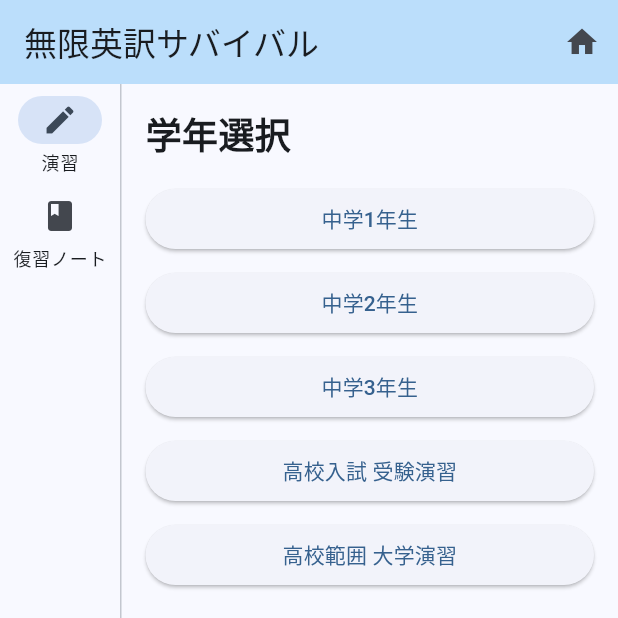
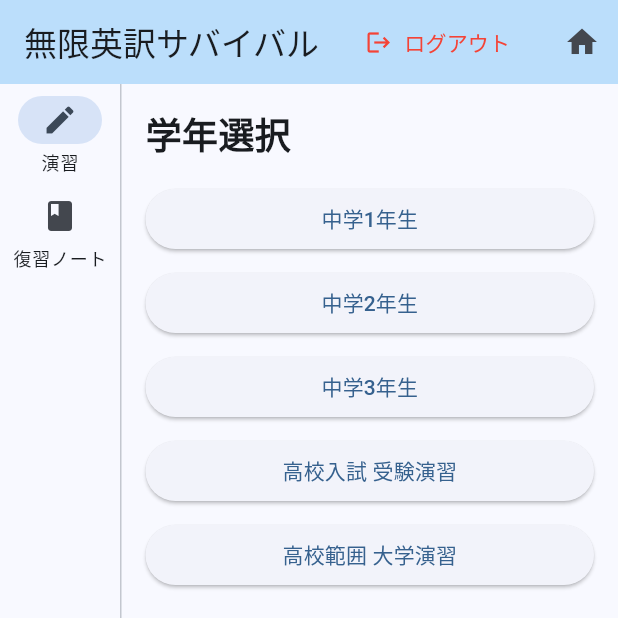
Before and after one commit to hayashidaichi0408-blip/english_learning_app, a Flutter app: the screen it shows once a user with an empty profile is signed in, on a phone screen of 412 x 824 dp, the top half of it. Run offline on Flutter 3.47's test engine with Material 3 defaults, Android fonts, the phone set to English and light mode, and no system bars; our stand-ins replace cloud_firestore, firebase_auth, firebase_core, google_generative_ai, google_sign_in; accounts and stored records are empty.

Commit message:
ログアウトボタン

```diff
--- a/lib/main.dart
+++ b/lib/main.dart
@@ -89,12 +89,15 @@ Widget build(BuildContext context) {
      title: const Text('無限英訳サバイバル'),
      backgroundColor: Colors.blue.shade100,
      actions: [
-       // ⭕ 変更点：StreamBuilderを使って、Firebaseのログイン状態の変化をリアルタイムに監視します
+       // ⭕ 変更点：ログイン状態（未ログイン・ログイン済）に応じてボタンを自動で切り替えます
        StreamBuilder<User?>(
          stream: FirebaseAuth.instance.authStateChanges(),
          builder: (context, snapshot) {
-           // 完全にログイン状態のチェックが終わり、かつユーザーが null（未ログイン）の場合のみボタンを表示
-           if (snapshot.connectionState == ConnectionState.active && snapshot.data == null) {
+           if (snapshot.connectionState == ConnectionState.active) {
+             final user = snapshot.data;
+
+             if (user == null) {
+               // 🔓 未ログインの場合：ログインボタンを表示
                return Padding(
                  padding: const EdgeInsets.only(right: 8.0),
                  child: TextButton.icon(
@@ -108,8 +111,26 @@ Widget build(BuildContext context) {
                    },
                  ),
                );
+             } else {
+               // 🔒 ログイン済みの場合：ログアウトボタンを表示
+               return Padding(
+                 padding: const EdgeInsets.only(right: 8.0),
+                 child: TextButton.icon(
+                   icon: const Icon(Icons.logout, color: Colors.red),
+                   label: const Text('ログアウト', style: TextStyle(color: Colors.red)),
+                   onPressed: () async {
+                     await FirebaseAuth.instance.signOut();
+                     if (context.mounted) {
+                       ScaffoldMessenger.of(context).showSnackBar(
+                         const SnackBar(content: Text('ログアウトしました')),
+                       );
                      }
-           // ログイン済み、または読み込み中は何も表示しない（元のコードの状態）
+                   },
+                 ),
+               );
+             }
+           }
+           // 読み込み中は何も表示しない
            return const SizedBox.shrink();
          },
        ),
```
Lines whose indentation alone changed are shown as unchanged.
